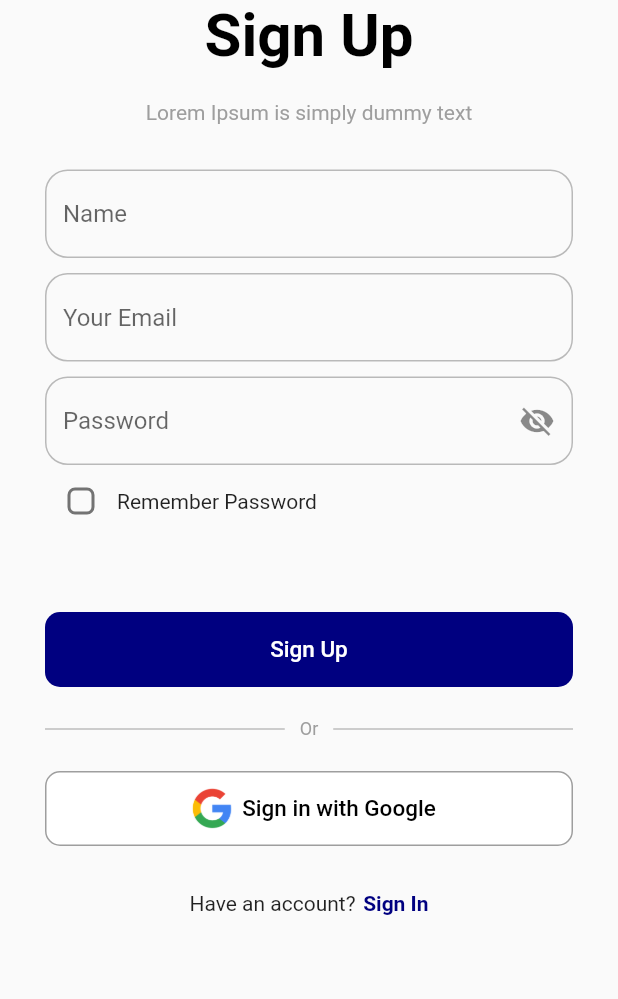
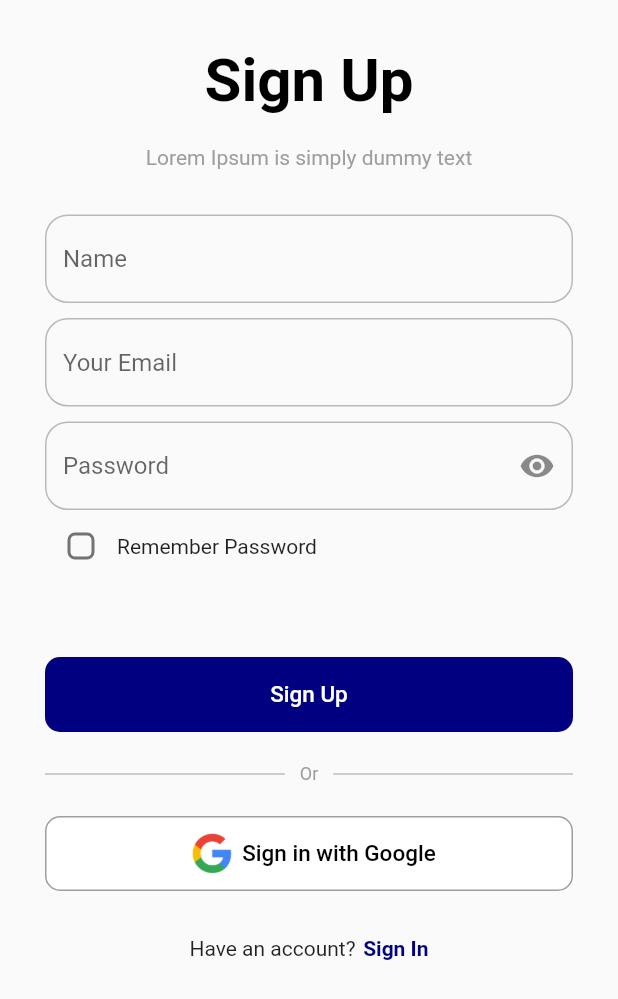
Before and after one commit to pryme-empire10/signup-app-UI, a Flutter app: the screen it shows after launch, on a phone screen of 412 x 824 dp. Shown: the top 999 px of the screen. Run offline on Flutter 3.47's test engine with Material 2 defaults, Android fonts, the phone set to English and light mode, and no system bars.

Commit message:
implement functionality of the visibilty password

```diff
--- a/lib/screen/signup.dart
+++ b/lib/screen/signup.dart
@@ -3,8 +3,15 @@ import '../widget/custom_button.dart';
 import '../widget/custom_divider.dart';
 import '../widget/my_custom_textform.dart';
 
-class SignUpPage extends StatelessWidget {
+class SignUpPage extends StatefulWidget {
   const SignUpPage({super.key});
+
+  @override
+  State<SignUpPage> createState() => _SignUpPageState();
+}
+
+class _SignUpPageState extends State<SignUpPage> {
+  bool _isShowPassword = true;
 
   @override
   Widget build(BuildContext context) {
@@ -12,7 +19,7 @@ class SignUpPage extends StatelessWidget {
       body: SafeArea(
         child: SingleChildScrollView(
           child: Padding(
-            padding: const EdgeInsets.symmetric(horizontal: 30),
+            padding: const EdgeInsets.symmetric(horizontal: 30,vertical: 30),
             child: Column(
               mainAxisAlignment: MainAxisAlignment.center,
               crossAxisAlignment: CrossAxisAlignment.center,
@@ -48,9 +55,10 @@ class SignUpPage extends StatelessWidget {
                         keyboard: TextInputType.emailAddress,
                       ),
                       const SizedBox(height: 10),
-                      const MyCustomTextForm(
+                      MyCustomTextForm(
                         text: 'Password',
-                        icon: Icon(Icons.visibility_off),
+                        obscureText: _isShowPassword,
+                        icon: toggleVisibility(),
                       ),
                       Row(
                         children: [
@@ -113,4 +121,17 @@ class SignUpPage extends StatelessWidget {
       ),
     );
   }
+
+  Widget toggleVisibility() {
+    return IconButton(
+      onPressed: () {
+        setState(() {
+          _isShowPassword = !_isShowPassword;
+        });
+      },
+      icon: _isShowPassword
+          ? const Icon(Icons.visibility)
+          : const Icon(Icons.visibility_off),
+    );
+  }
 }
--- a/lib/widget/my_custom_textform.dart
+++ b/lib/widget/my_custom_textform.dart
@@ -1,32 +1,35 @@
-
 import 'package:flutter/material.dart';
 
 class MyCustomTextForm extends StatelessWidget {
   const MyCustomTextForm({
     super.key,
-    this.icon,required this.text,this.keyboard,
+    this.icon,
+    required this.text,
+    this.keyboard,
+    this.obscureText = false,
   });
 
   final String text;
   final Widget? icon;
   final TextInputType? keyboard;
+  final bool obscureText;
 
   @override
   Widget build(BuildContext context) {
     return TextFormField(
+      obscureText: obscureText,
       cursorColor: Colors.grey,
       keyboardType: keyboard,
       decoration: InputDecoration(
-        hintText: text,
-        suffixIcon: icon,
-        enabledBorder: OutlineInputBorder(
-          borderRadius: BorderRadius.circular(15),
-          borderSide: BorderSide(color: Colors.grey.withOpacity(0.7))
-        ),
-        focusedBorder:  OutlineInputBorder(
-           borderRadius: BorderRadius.circular(15)
-        )
-      ),
+          hintText: text,
+          suffixIcon: icon,
+          enabledBorder: OutlineInputBorder(
+              borderRadius: BorderRadius.circular(15),
+              borderSide: BorderSide(
+                color: Colors.grey.withOpacity(0.7),
+              )),
+          focusedBorder:
+              OutlineInputBorder(borderRadius: BorderRadius.circular(15))),
     );
   }
 }
```
